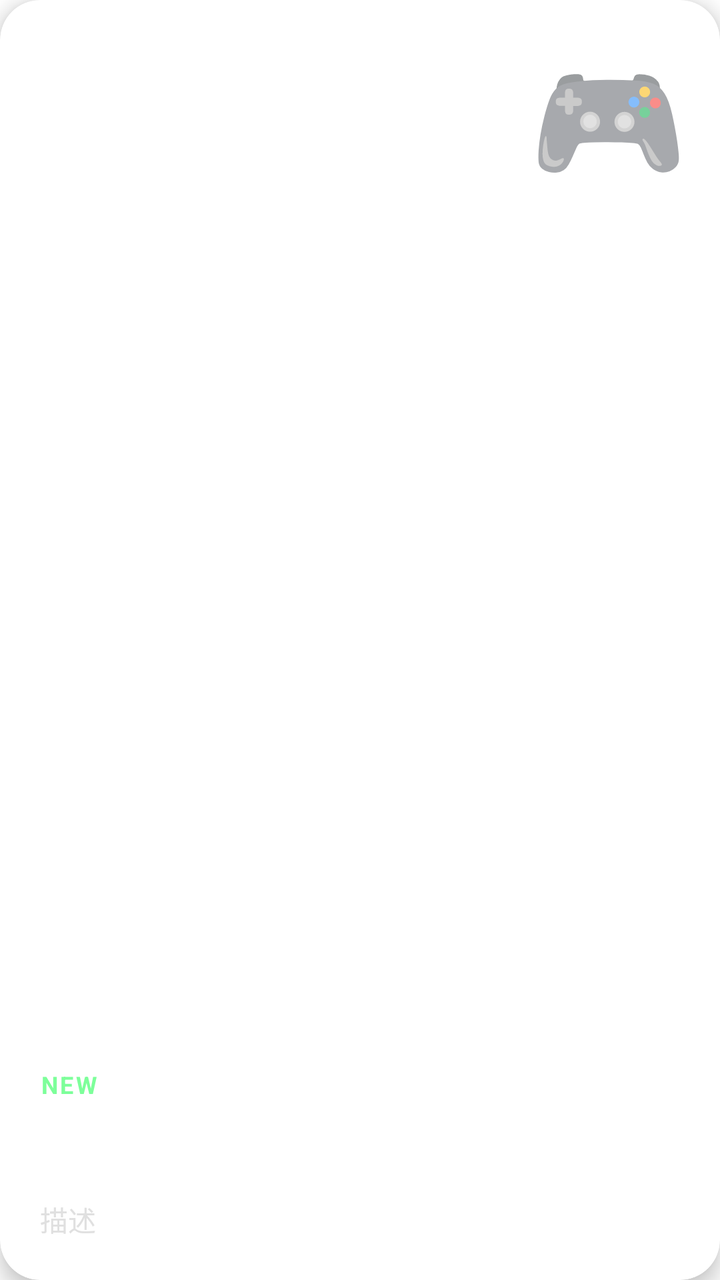
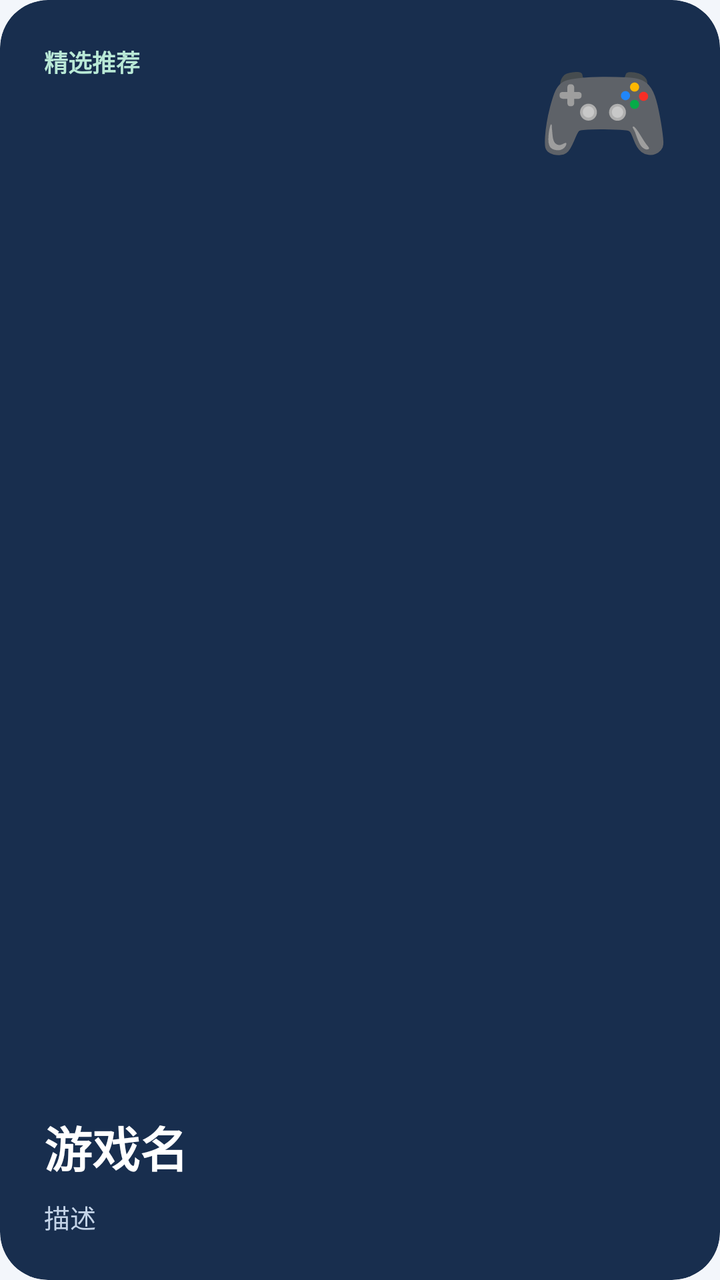

The first picture is an Android layout as it rendered before a commit; the second is the same layout after the commit. The layout source and the unified diff follow.
<!-- AndroidManifest.xml: application theme Theme.Game100 -->
<!-- res/layout/item_featured.xml -->
<?xml version="1.0" encoding="utf-8"?>
<com.google.android.material.card.MaterialCardView xmlns:android="http://schemas.android.com/apk/res/android"
    xmlns:app="http://schemas.android.com/apk/res-auto"
    android:layout_width="300dp"
    android:layout_height="220dp"
    android:layout_marginStart="16dp"
    android:layout_marginEnd="8dp"
    app:cardCornerRadius="20dp"
    app:cardElevation="6dp">

    <FrameLayout
        android:layout_width="match_parent"
        android:layout_height="match_parent">

        <View
            android:id="@+id/feat_bg"
            android:layout_width="match_parent"
            android:layout_height="match_parent" />

        <LinearLayout
            android:layout_width="match_parent"
            android:layout_height="match_parent"
            android:orientation="vertical"
            android:padding="20dp"
            android:gravity="bottom">

            <TextView
                android:id="@+id/feat_kicker"
                android:layout_width="wrap_content"
                android:layout_height="wrap_content"
                android:text="NEW"
                android:textColor="#7DFF9A"
                android:textSize="12sp"
                android:textStyle="bold"
                android:letterSpacing="0.1" />

            <TextView
                android:id="@+id/feat_name"
                android:layout_width="match_parent"
                android:layout_height="wrap_content"
                android:layout_marginTop="4dp"
                android:text="游戏名"
                android:textColor="@android:color/white"
                android:textSize="28sp"
                android:textStyle="bold"
                android:maxLines="1"
                android:ellipsize="end" />

            <TextView
                android:id="@+id/feat_desc"
                android:layout_width="match_parent"
                android:layout_height="wrap_content"
                android:layout_marginTop="4dp"
                android:text="描述"
                android:textColor="#E0E0E0"
                android:textSize="14sp"
                android:maxLines="2"
                android:ellipsize="end" />
        </LinearLayout>

        <TextView
            android:id="@+id/feat_icon"
            android:layout_width="wrap_content"
            android:layout_height="wrap_content"
            android:layout_gravity="top|end"
            android:layout_margin="16dp"
            android:textSize="64sp"
            android:text="🎮" />
    </FrameLayout>
</com.google.android.material.card.MaterialCardView>
<!-- resources referenced by this layout -->
<resources>
  <style name="Theme.Game100" parent="Theme.MaterialComponents.DayNight.NoActionBar">
          <item name="colorPrimary">@color/brand</item>
          <item name="colorPrimaryDark">@color/bg</item>
          <item name="colorAccent">@color/brand</item>
          <item name="android:windowBackground">@color/bg</item>
          <item name="android:statusBarColor">@color/bg</item>
          <item name="android:navigationBarColor">@color/bg</item>
          <item name="android:windowLightStatusBar">false</item>
      </style>
  <color name="brand">#007AFF</color>
  <color name="bg">#FFFFFF</color>
</resources>

<!-- the commit's change to res/layout/item_featured.xml (unified diff, before → after) -->
@@ -1,70 +1,71 @@
 <?xml version="1.0" encoding="utf-8"?>
-<com.google.android.material.card.MaterialCardView xmlns:android="http://schemas.android.com/apk/res/android"
+<com.google.android.material.card.MaterialCardView
+    android:layout_width="276dp"
+    android:layout_height="212dp"
+    xmlns:android="http://schemas.android.com/apk/res/android"
     xmlns:app="http://schemas.android.com/apk/res-auto"
-    android:layout_width="300dp"
-    android:layout_height="220dp"
-    android:layout_marginStart="16dp"
-    android:layout_marginEnd="8dp"
-    app:cardCornerRadius="20dp"
-    app:cardElevation="6dp">
-
+    android:layout_marginEnd="12dp"
+    app:cardCornerRadius="24dp"
+    app:cardElevation="0dp"
+    app:cardBackgroundColor="@color/stage">
     <FrameLayout
         android:layout_width="match_parent"
-        android:layout_height="match_parent">
-
+        android:layout_height="match_parent"
+        android:foreground="?attr/selectableItemBackground">
         <View
-            android:id="@+id/feat_bg"
             android:layout_width="match_parent"
-            android:layout_height="match_parent" />
-
+            android:layout_height="match_parent"
+            android:id="@+id/feat_bg" />
+        <TextView
+            android:layout_width="80dp"
+            android:layout_height="80dp"
+            android:text="🎮"
+            android:textColor="@color/text_primary"
+            android:id="@+id/feat_icon"
+            android:gravity="center"
+            android:layout_gravity="top|end"
+            android:layout_marginTop="14dp"
+            android:layout_marginEnd="18dp"
+            android:textSize="54sp"
+            android:importantForAccessibility="no" />
         <LinearLayout
             android:layout_width="match_parent"
             android:layout_height="match_parent"
             android:orientation="vertical"
-            android:padding="20dp"
-            android:gravity="bottom">
-
+            android:padding="22dp">
             <TextView
-                android:id="@+id/feat_kicker"
-                android:layout_width="wrap_content"
-                android:layout_height="wrap_content"
-                android:text="NEW"
-                android:textColor="#7DFF9A"
-                android:textSize="12sp"
-                android:textStyle="bold"
-                android:letterSpacing="0.1" />
-
-            <TextView
-                android:id="@+id/feat_name"
                 android:layout_width="match_parent"
                 android:layout_height="wrap_content"
-                android:layout_marginTop="4dp"
+                android:text="精选推荐"
+                android:textColor="@color/mint"
+                android:id="@+id/feat_kicker"
+                android:textSize="12sp"
+                android:textStyle="bold" />
+            <Space
+                android:layout_width="match_parent"
+                android:layout_height="0dp"
+                android:layout_weight="1" />
+            <TextView
+                android:layout_width="match_parent"
+                android:layout_height="wrap_content"
                 android:text="游戏名"
                 android:textColor="@android:color/white"
-                android:textSize="28sp"
+                android:id="@+id/feat_name"
+                android:textSize="24sp"
                 android:textStyle="bold"
                 android:maxLines="1"
                 android:ellipsize="end" />
-
             <TextView
-                android:id="@+id/feat_desc"
                 android:layout_width="match_parent"
                 android:layout_height="wrap_content"
-                android:layout_marginTop="4dp"
                 android:text="描述"
-                android:textColor="#E0E0E0"
-                android:textSize="14sp"
+                android:textColor="#C4D4E8"
+                android:id="@+id/feat_desc"
+                android:layout_marginTop="8dp"
+                android:textSize="13sp"
+                android:lineSpacingExtra="3dp"
                 android:maxLines="2"
                 android:ellipsize="end" />
         </LinearLayout>
-
-        <TextView
-            android:id="@+id/feat_icon"
-            android:layout_width="wrap_content"
-            android:layout_height="wrap_content"
-            android:layout_gravity="top|end"
-            android:layout_margin="16dp"
-            android:textSize="64sp"
-            android:text="🎮" />
     </FrameLayout>
 </com.google.android.material.card.MaterialCardView>
<!-- resource entries referenced after the edit -->
@@ -1,15 +1,28 @@
 <!-- resources referenced by this layout -->
 <resources>
-  <style name="Theme.Game100" parent="Theme.MaterialComponents.DayNight.NoActionBar">
+  <color name="mint">#B9E9D6</color>
+  <color name="stage">#182E4E</color>
+  <color name="text_primary">#182B49</color>
+  <style name="Theme.Game100" parent="Theme.MaterialComponents.Light.NoActionBar">
           <item name="colorPrimary">@color/brand</item>
           <item name="colorPrimaryDark">@color/bg</item>
           <item name="colorAccent">@color/brand</item>
           <item name="android:windowBackground">@color/bg</item>
           <item name="android:statusBarColor">@color/bg</item>
           <item name="android:navigationBarColor">@color/bg</item>
-          <item name="android:windowLightStatusBar">false</item>
+          <item name="android:windowLightStatusBar">true</item>
+          <item name="android:windowLightNavigationBar">true</item>
+          <item name="colorSurface">@color/bg_card</item>
+          <item name="colorOnSurface">@color/text_primary</item>
+          <item name="colorOnPrimary">@android:color/white</item>
+          <item name="colorControlNormal">@color/text_secondary</item>
+          <item name="android:fontFamily">sans-serif</item>
+          <item name="android:colorEdgeEffect">@color/brand_soft</item>
       </style>
-  <color name="brand">#007AFF</color>
-  <color name="bg">#FFFFFF</color>
+  <color name="brand">#285FE8</color>
+  <color name="bg">#F3F6FB</color>
+  <color name="bg_card">#FFFFFF</color>
+  <color name="text_secondary">#60718A</color>
+  <color name="brand_soft">#EAF0FF</color>
 </resources>
 
